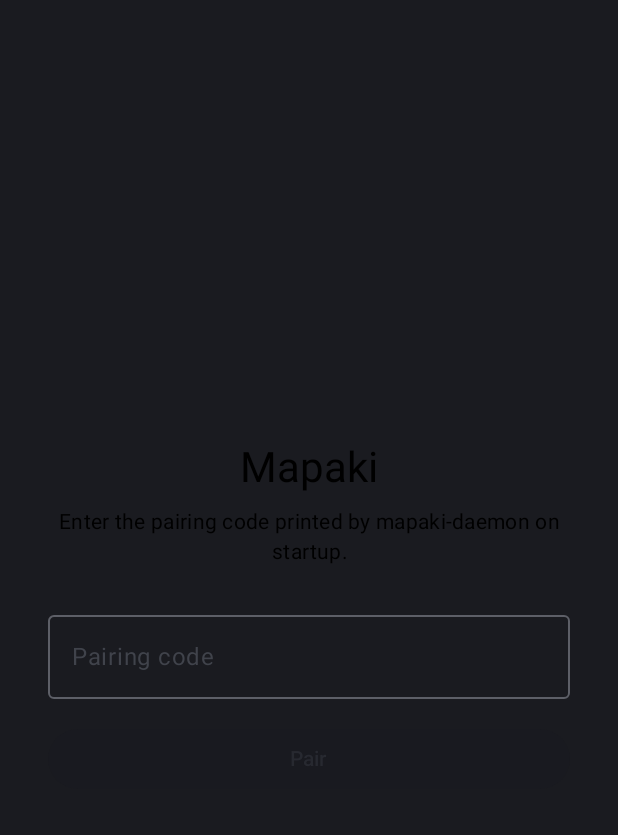
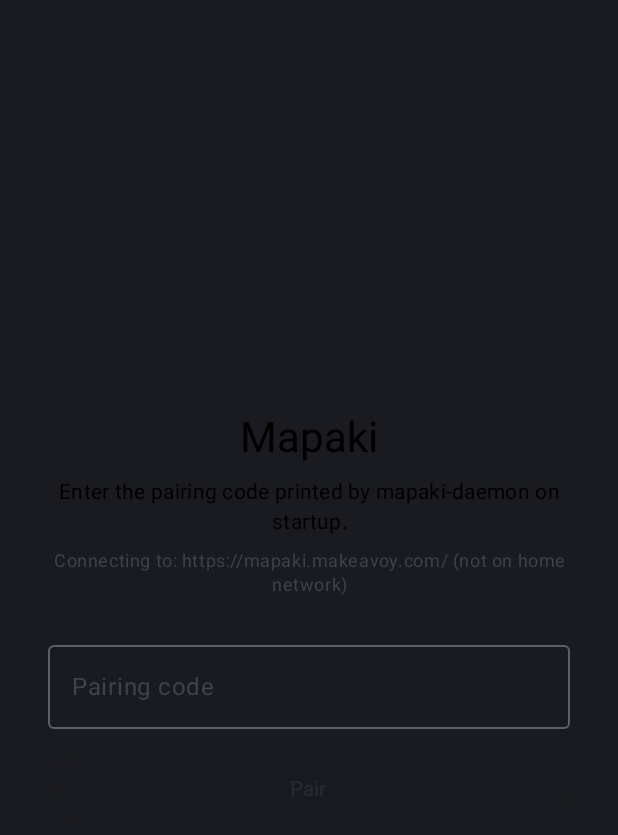
Before and after one commit to Auxnon/mapaki, an Android app built with Jetpack Compose: the screen it shows after launch (MainActivity), on a phone screen of 412 x 824 dp. Shown: the top 835 px of the screen. Run offline under Robolectric (Android 15) with nearby library versions, the phone set to English and light mode, and no system bars; 3 statements that could not run were skipped.

Commit message:
fix: pairing and lan issues

```diff
--- a/app/app/src/main/kotlin/com/makeavoy/mapaki/MainActivity.kt
+++ b/app/app/src/main/kotlin/com/makeavoy/mapaki/MainActivity.kt
@@ -3,7 +3,6 @@ package com.makeavoy.mapaki
 import android.Manifest
 import android.content.Intent
 import android.net.Uri
-import android.os.Build
 import android.os.Bundle
 import androidx.activity.ComponentActivity
 import androidx.activity.compose.setContent
@@ -66,13 +65,16 @@ private fun AppRoot(
     val scope = rememberCoroutineScope()
     val items by viewModel.items.collectAsState()
 
-    val permission = if (Build.VERSION.SDK_INT >= Build.VERSION_CODES.TIRAMISU) {
-        Manifest.permission.NEARBY_WIFI_DEVICES
-    } else {
-        Manifest.permission.ACCESS_FINE_LOCATION
+    // The SSID is location data on every Android version, so this permission is what makes
+    // network-mode detection work at all. Bump a tick on the result so the pairing screen's
+    // "Connecting to: ..." line (a plain getter, not Compose State) re-reads once it's granted,
+    // instead of only updating on the next unrelated recomposition.
+    var permissionTick by remember { mutableStateOf(0) }
+    val permissionLauncher = rememberLauncherForActivityResult(ActivityResultContracts.RequestPermission()) {
+        permissionTick++
     }
-    val permissionLauncher = rememberLauncherForActivityResult(ActivityResultContracts.RequestPermission()) {}
-    LaunchedEffect(Unit) { permissionLauncher.launch(permission) }
+    LaunchedEffect(Unit) { permissionLauncher.launch(Manifest.permission.ACCESS_FINE_LOCATION) }
+    val targetDescription = remember(permissionTick, viewModel.isPaired) { viewModel.targetDescription }
 
     // Share-to-app intents (links and images).
     LaunchedEffect(incomingIntent) {
@@ -120,6 +122,7 @@ private fun AppRoot(
         PairingScreen(
             error = viewModel.pairError,
             isSubmitting = viewModel.isBusy,
+            targetDescription = targetDescription,
             onSubmit = { code -> viewModel.pair(code) },
         )
     } else {
--- a/app/app/src/main/kotlin/com/makeavoy/mapaki/data/Repository.kt
+++ b/app/app/src/main/kotlin/com/makeavoy/mapaki/data/Repository.kt
@@ -7,6 +7,8 @@ import com.makeavoy.mapaki.data.net.ApiClient
 import com.makeavoy.mapaki.data.net.MdnsDns
 import com.makeavoy.mapaki.data.net.MdnsResolver
 import com.makeavoy.mapaki.data.net.currentBaseUrl
+import com.makeavoy.mapaki.data.net.isOnHomeNetwork
+import com.makeavoy.mapaki.data.net.ssidReadIssue
 import com.makeavoy.mapaki.data.store.AuthStore
 import com.makeavoy.mapaki.data.store.LocalIndexStore
 import kotlinx.coroutines.flow.StateFlow
@@ -32,10 +34,21 @@ class Repository(private val context: Context) {
 
     val isPaired: Boolean get() = authStore.token != null
 
+    /** What the pairing screen shows so a wrong-network mismatch is obvious instead of a mystery failure. */
+    fun targetDescription(): String {
+        val onHome = isOnHomeNetwork(context)
+        val status = if (onHome) "on home network" else "not on home network"
+        val issue = ssidReadIssue(context)?.let { " — $it" }.orEmpty()
+        return "${baseUrl()} ($status)$issue"
+    }
+
     private fun baseUrl() = currentBaseUrl(context)
 
     suspend fun pair(otp: String) {
-        val token = api.pair(baseUrl(), otp.trim())
+        // The daemon's OTP alphabet (data_encoding::BASE32_NOPAD) is uppercase-only and
+        // compared byte-for-byte, so a lowercased keyboard autocorrect looks right to the
+        // eye but silently fails — normalize case here rather than relying on the keyboard.
+        val token = api.pair(baseUrl(), otp.trim().uppercase())
         authStore.token = token
         sync()
     }
--- a/app/app/src/main/kotlin/com/makeavoy/mapaki/data/net/NetworkMode.kt
+++ b/app/app/src/main/kotlin/com/makeavoy/mapaki/data/net/NetworkMode.kt
@@ -1,7 +1,12 @@
 package com.makeavoy.mapaki.data.net
 
+import android.Manifest
 import android.content.Context
+import android.content.pm.PackageManager
+import android.location.LocationManager
 import android.net.wifi.WifiManager
+import androidx.core.content.ContextCompat
+import androidx.core.location.LocationManagerCompat
 
 /** The dog emoji SSID that marks the home network. */
 private const val HOME_SSID = "🐕"
@@ -14,6 +19,25 @@ fun currentBaseUrl(context: Context): String =
     if (currentSsid(context) == HOME_SSID) LAN_BASE_URL else REMOTE_BASE_URL
 
 fun isOnHomeNetwork(context: Context): Boolean = currentSsid(context) == HOME_SSID
+
+/**
+ * Explains *why* the SSID read might be failing — the two ways Android hides
+ * it are silent (getConnectionInfo() just returns "<unknown ssid>"), which
+ * looks identical to "not on the home network" unless called out explicitly.
+ */
+fun ssidReadIssue(context: Context): String? {
+    val hasPermission = ContextCompat.checkSelfPermission(
+        context,
+        Manifest.permission.ACCESS_FINE_LOCATION,
+    ) == PackageManager.PERMISSION_GRANTED
+    if (!hasPermission) return "location permission not granted — SSID can't be read"
+
+    val locationManager = context.getSystemService(Context.LOCATION_SERVICE) as? LocationManager
+    if (locationManager != null && !LocationManagerCompat.isLocationEnabled(locationManager)) {
+        return "device Location is off — SSID can't be read"
+    }
+    return null
+}
 
 private fun currentSsid(context: Context): String? {
     val wifiManager =
--- a/app/app/src/main/kotlin/com/makeavoy/mapaki/ui/MapakiViewModel.kt
+++ b/app/app/src/main/kotlin/com/makeavoy/mapaki/ui/MapakiViewModel.kt
@@ -22,6 +22,8 @@ class MapakiViewModel(app: Application) : AndroidViewModel(app) {
         private set
     var pairError by mutableStateOf<String?>(null)
         private set
+
+    val targetDescription: String get() = repo.targetDescription()
 
     init {
         if (isPaired) refresh()
--- a/app/app/src/main/kotlin/com/makeavoy/mapaki/ui/PairingScreen.kt
+++ b/app/app/src/main/kotlin/com/makeavoy/mapaki/ui/PairingScreen.kt
@@ -19,6 +19,8 @@ import androidx.compose.runtime.remember
 import androidx.compose.runtime.setValue
 import androidx.compose.ui.Alignment
 import androidx.compose.ui.Modifier
+import androidx.compose.foundation.text.KeyboardOptions
+import androidx.compose.ui.text.input.KeyboardCapitalization
 import androidx.compose.ui.text.style.TextAlign
 import androidx.compose.ui.unit.dp
 
@@ -26,6 +28,7 @@ import androidx.compose.ui.unit.dp
 fun PairingScreen(
     error: String?,
     isSubmitting: Boolean,
+    targetDescription: String,
     onSubmit: (String) -> Unit,
 ) {
     var code by remember { mutableStateOf("") }
@@ -42,12 +45,20 @@ fun PairingScreen(
                 style = MaterialTheme.typography.bodyMedium,
                 textAlign = TextAlign.Center,
             )
+            Spacer(Modifier.height(8.dp))
+            Text(
+                "Connecting to: $targetDescription",
+                style = MaterialTheme.typography.bodySmall,
+                color = MaterialTheme.colorScheme.onSurfaceVariant,
+                textAlign = TextAlign.Center,
+            )
             Spacer(Modifier.height(24.dp))
             OutlinedTextField(
                 value = code,
                 onValueChange = { code = it },
                 label = { Text("Pairing code") },
                 singleLine = true,
+                keyboardOptions = KeyboardOptions(capitalization = KeyboardCapitalization.Characters),
                 modifier = Modifier.fillMaxWidth(),
             )
             if (error != null) {
```
Also changed, not shown: app/app/src/main/AndroidManifest.xml (+8 -8 lines), app/app/src/main/kotlin/com/makeavoy/mapaki/data/net/ApiClient.kt (+16 -5 lines).
